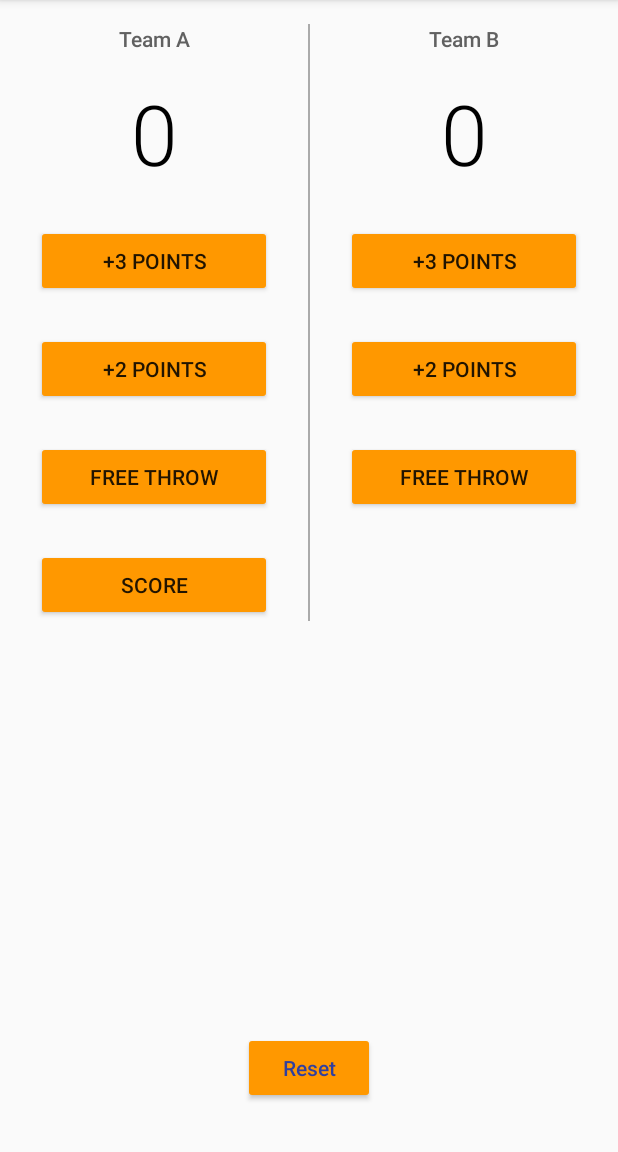
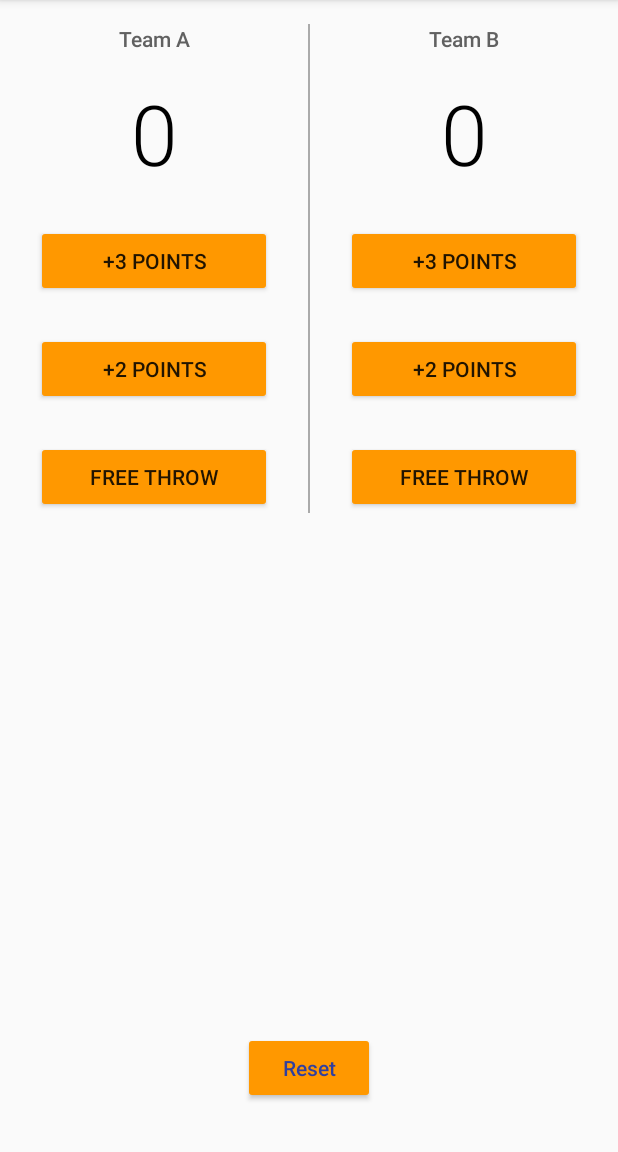
Before and after one commit to codewithvikas/Exploring-Android, an Android app: the screen it shows after launch (MainActivity), on a phone screen of 412 x 824 dp, the part 84-1236 px from its top. Run offline under Robolectric (Android 15) with nearby library versions, the phone set to English and light mode, and no system bars.

Commit message:
removed score button. code cleaning.

```diff
--- a/app/src/main/java/com/example/android/courtcounter/MainActivity.java
+++ b/app/src/main/java/com/example/android/courtcounter/MainActivity.java
@@ -77,7 +77,4 @@ public class MainActivity extends AppCompatActivity {
         displayScoreTeamB(viewModel.getScoreTeamB());
     }
 
-    public void check_score(View view) {
-        Toast.makeText(MainActivity.this,"Team A Score: "+scoreTeamA,Toast.LENGTH_SHORT).show();
-    }
 }
--- a/app/src/main/res/layout/activity_main.xml
+++ b/app/src/main/res/layout/activity_main.xml
@@ -61,15 +61,6 @@
                 android:textAllCaps="true"
                 android:layout_marginTop="24dp"
                 android:onClick="onePointsTeamA"/>
-            <Button
-                android:id="@+id/team1"
-                android:layout_width="match_parent"
-                android:layout_height="wrap_content"
-                android:text="Score"
-                android:textAllCaps="true"
-                android:layout_marginTop="24dp"
-                android:onClick="check_score"
-                />
 
         </LinearLayout>
         <View
```
Also changed, not shown: app/src/main/res/layout/dummy.xml (deleted, +0 -28 lines).
